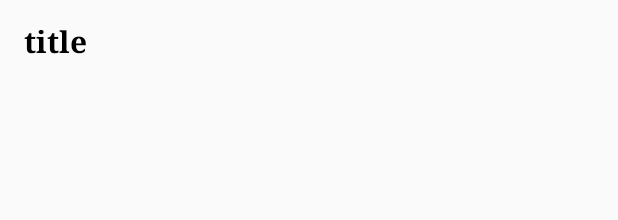
After one commit to punchdrunker/hocho, an Android app: the layout activity_async.xml on its own in the app's theme, with its tools: preview values and no code run, on a phone screen of 412 x 824 dp. The commit adds this screen. Shown: the top 220 px of the screen. Run offline under Robolectric (Android 15) with nearby library versions, the phone set to English and light mode, and no system bars.

Commit message:
add async activity

```diff
--- a/app/src/main/java/tokyo/punchdrunker/hocho/MainActivity.kt
+++ b/app/src/main/java/tokyo/punchdrunker/hocho/MainActivity.kt
@@ -63,6 +63,7 @@ class MainActivity : AppCompatActivity() {
             when (item.itemId) {
                 R.id.nav_item_layout -> startActivity(Intent(this, LayoutActivity::class.java))
                 R.id.nav_item_notification -> startActivity(Intent(this, NotificationActivity::class.java))
+                R.id.nav_item_async -> startActivity(Intent(this, AsyncActivity::class.java))
                 R.id.nav_item_setting -> startActivity(Intent(this, SettingsActivity::class.java))
             }
             true
--- /dev/null
+++ b/app/src/main/res/layout/activity_async.xml
@@ -0,0 +1,33 @@
+<?xml version="1.0" encoding="utf-8"?>
+<layout xmlns:android="http://schemas.android.com/apk/res/android"
+    xmlns:app="http://schemas.android.com/apk/res-auto"
+    xmlns:tools="http://schemas.android.com/tools">
+
+    <android.support.constraint.ConstraintLayout
+        android:layout_width="match_parent"
+        android:layout_height="match_parent">
+
+        <android.support.v7.widget.Toolbar
+            android:id="@+id/toolbar"
+            android:layout_width="match_parent"
+            android:layout_height="?attr/actionBarSize"
+            android:background="?attr/colorPrimary"
+            app:layout_constraintEnd_toEndOf="parent"
+            app:layout_constraintStart_toStartOf="parent"
+            app:layout_constraintTop_toTopOf="parent"
+            app:titleTextColor="@color/colorWhite">
+
+            <TextView
+                android:id="@+id/toolbar_title"
+                android:layout_width="wrap_content"
+                android:layout_height="wrap_content"
+                android:fontFamily="serif"
+                android:textColor="@color/colorBlack"
+                android:textSize="20sp"
+                android:textStyle="bold"
+                tools:layout_editor_absoluteX="16dp"
+                tools:layout_editor_absoluteY="14dp"
+                tools:text="title" />
+        </android.support.v7.widget.Toolbar>
+    </android.support.constraint.ConstraintLayout>
+</layout>
--- a/app/src/main/res/menu/main_navigation_items.xml
+++ b/app/src/main/res/menu/main_navigation_items.xml
@@ -10,6 +10,10 @@
             android:icon="@drawable/ic_notifications_active_black_24dp"
             android:title="@string/notification" />
         <item
+            android:id="@+id/nav_item_async"
+            android:icon="@drawable/ic_call_split_black_24dp"
+            android:title="@string/async" />
+        <item
             android:id="@+id/nav_item_setting"
             android:icon="@drawable/ic_settings_black_24dp"
             android:title="@string/nav_item_setting" />
--- a/app/src/main/res/values/strings.xml
+++ b/app/src/main/res/values/strings.xml
@@ -45,4 +45,5 @@
     <string name="show_channels">show channels</string>
     <string name="show_important_notification">show important notification</string>
     <string name="use_big_picture_notification">use big picture</string>
+    <string name="async">Async</string>
 </resources>
```
Also changed, not shown: app/src/main/java/tokyo/punchdrunker/hocho/AsyncActivity.kt (added, +27 -0 lines), app/src/main/res/drawable/ic_call_split_black_24dp.xml (added, +9 -0 lines).
